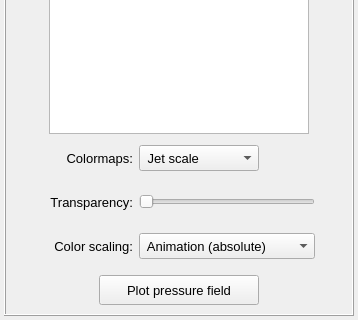
Old version of the form pulse/interface/data/ui_files/plots/results/acoustic/plot_acoustic_pressure_field_for_harmonic_analysis.ui in the repository open-pulse/OpenPulse; both pictures show x 0 to 358 and y 179 to 499 of the 358 by 499 pixel window.
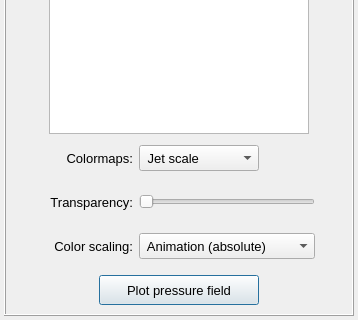
New version of the form.

Diff of the .ui file:
```diff
--- a/pulse/interface/data/ui_files/plots/results/acoustic/plot_acoustic_pressure_field_for_harmonic_analysis.ui
+++ b/pulse/interface/data/ui_files/plots/results/acoustic/plot_acoustic_pressure_field_for_harmonic_analysis.ui
@@ -463,6 +463,9 @@
            <property name="text">
             <string>Plot pressure field</string>
            </property>
+           <property name="default">
+            <bool>true</bool>
+           </property>
           </widget>
          </item>
         </layout>
```
Left out of the diff: 8 changed lines with no effect on the pictures.
